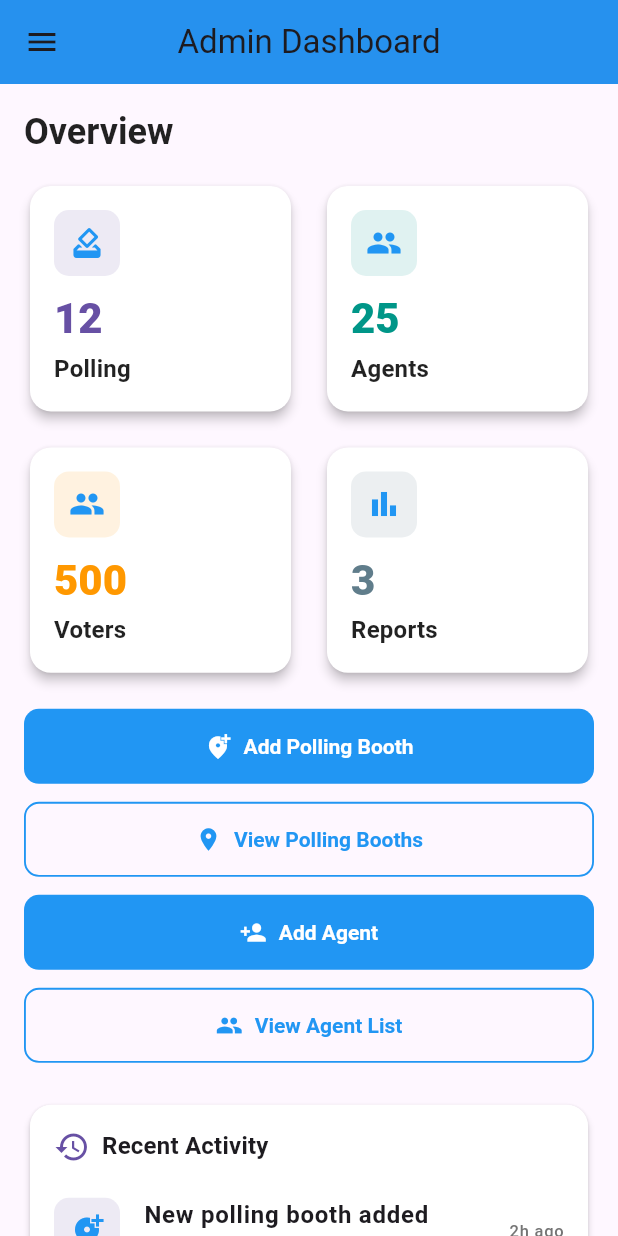
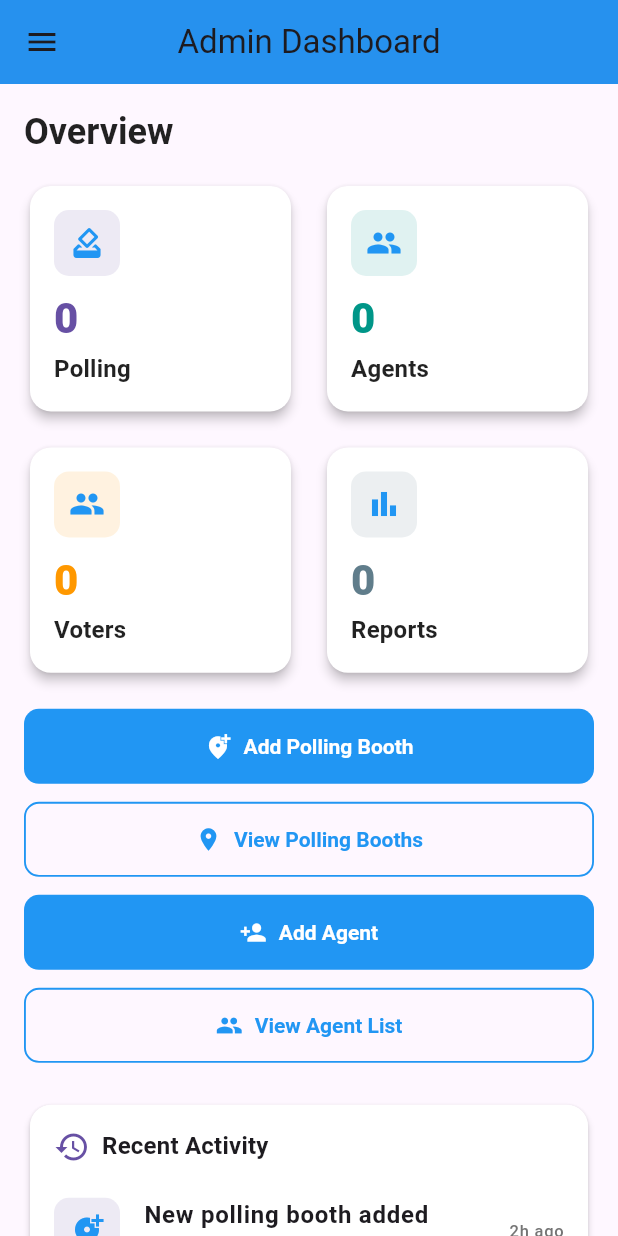
Before and after one commit to Vk9769/voting_management, a Flutter app: the AdminDashboard screen opened directly, on a phone screen of 412 x 824 dp. Run offline on Flutter 3.47's test engine with Material 3 defaults, Android fonts, the phone set to English and light mode, and no system bars; our stand-ins replace fluttertoast, geocoding, geolocator, google_maps_flutter, image_picker, shared_preferences; accounts and stored records are empty; network calls fail.

Commit message:
admin dashboard overview counts is connected to database

```diff
--- a/lib/screens/admin_dashboard.dart
+++ b/lib/screens/admin_dashboard.dart
@@ -5,23 +5,78 @@ import 'add_polling_booth_page.dart';
 import 'view_all_booth.dart';
 import 'add_agent_page.dart';
 import 'package:shared_preferences/shared_preferences.dart';
+import 'package:http/http.dart' as http;
+import 'dart:convert';
 
-class AdminDashboard extends StatelessWidget {
+class AdminDashboard extends StatefulWidget {
   const AdminDashboard({super.key});
 
-  // Sample statsx
-  final int polls = 12;
-  final int agents = 25;
-  final int voters = 500;
-  final int reports = 3;
+  @override
+  State<AdminDashboard> createState() => _AdminDashboardState();
+}
+
+class _AdminDashboardState extends State<AdminDashboard> {
+  int polls = 0;
+  int agents = 0;
+  int voters = 0;
+  int reports = 0;
+
+  bool isLoading = true;
+
+  @override
+  void initState() {
+    super.initState();
+    fetchDashboardStats();
+  }
+
+  Future<void> fetchDashboardStats() async {
+    try {
+      final prefs = await SharedPreferences.getInstance();
+      final token = prefs.getString('token') ?? '';
+
+      final response = await http.get(
+        Uri.parse('https://voting-backend-6px8.onrender.com/api/admin/dashboard'),
+        headers: {
+          'Authorization': 'Bearer $token',
+          'Content-Type': 'application/json',
+        },
+      );
+
+      print('📊 Dashboard API Response: ${response.body}'); // Debug log
+
+      if (response.statusCode == 200) {
+        final resBody = jsonDecode(response.body);
+
+        if (resBody['success'] == true && resBody['data'] != null) {
+          final data = resBody['data'];
+
+          setState(() {
+            polls = int.tryParse(data['polls'].toString()) ?? 0;
+            agents = int.tryParse(data['agents'].toString()) ?? 0;
+            voters = int.tryParse(data['voters'].toString()) ?? 0;
+            reports = int.tryParse(data['reports'].toString()) ?? 0;
+            isLoading = false;
+          });
+        } else {
+          throw Exception('Invalid response format');
+        }
+      } else {
+        throw Exception('Failed to load dashboard stats');
+      }
+    } catch (e) {
+      print('⚠️ Error fetching dashboard stats: $e');
+      setState(() {
+        isLoading = false;
+      });
+    }
+  }
+
 
   @override
   Widget build(BuildContext context) {
-    final Color primary = Theme.of(
-      context,
-    ).colorScheme.primary; // keep existing theme (blue)
-    final Color foreground = Colors.black87; // neutral text
-    final Color cardBg = Colors.white; // neutral background
+    final Color primary = Theme.of(context).colorScheme.primary;
+    final Color foreground = Colors.black87;
+    final Color cardBg = Colors.white;
 
     return Scaffold(
       drawer: _buildDrawer(context, primary),
@@ -31,7 +86,9 @@ class AdminDashboard extends StatelessWidget {
         centerTitle: true,
         elevation: 2,
       ),
-      body: LayoutBuilder(
+      body: isLoading
+          ? const Center(child: CircularProgressIndicator())
+          : LayoutBuilder(
         builder: (context, constraints) {
           final int columns = constraints.maxWidth >= 1200
               ? 4
@@ -47,14 +104,15 @@ class AdminDashboard extends StatelessWidget {
                 // Header
                 Text(
                   'Overview',
-                  style: Theme.of(context).textTheme.headlineSmall?.copyWith(
+                  style:
+                  Theme.of(context).textTheme.headlineSmall?.copyWith(
                     fontWeight: FontWeight.w700,
                     color: foreground,
                   ),
                 ),
                 const SizedBox(height: 16),
 
-                // Responsive KPI Grid
+                // KPI Grid
                 GridView(
                   gridDelegate: SliverGridDelegateWithFixedCrossAxisCount(
                     crossAxisCount: columns,
@@ -70,7 +128,6 @@ class AdminDashboard extends StatelessWidget {
                       value: polls.toString(),
                       icon: Icons.how_to_vote,
                       color: primary,
-                      // primary blue
                       background: cardBg,
                     ),
                     StatCard(
@@ -78,7 +135,6 @@ class AdminDashboard extends StatelessWidget {
                       value: agents.toString(),
                       icon: Icons.group,
                       color: Colors.teal,
-                      // subtle accent within same cool family
                       background: cardBg,
                     ),
                     StatCard(
@@ -86,7 +142,6 @@ class AdminDashboard extends StatelessWidget {
                       value: voters.toString(),
                       icon: Icons.people,
                       color: Colors.orange,
-                      // single warm accent
                       background: cardBg,
                     ),
                     StatCard(
@@ -94,7 +149,6 @@ class AdminDashboard extends StatelessWidget {
                       value: reports.toString(),
                       icon: Icons.bar_chart,
                       color: Colors.blueGrey,
-                      // neutral accent
                       background: cardBg,
                     ),
                   ],
@@ -399,7 +453,7 @@ class _ActionsRow extends StatelessWidget {
               context,
               MaterialPageRoute(builder: (_) => ViewAllBoothsPage()),
             );
-              },
+            },
             icon: const Icon(Icons.location_on),
             label: const Text('View Polling Booths'),
             style: OutlinedButton.styleFrom(
```
